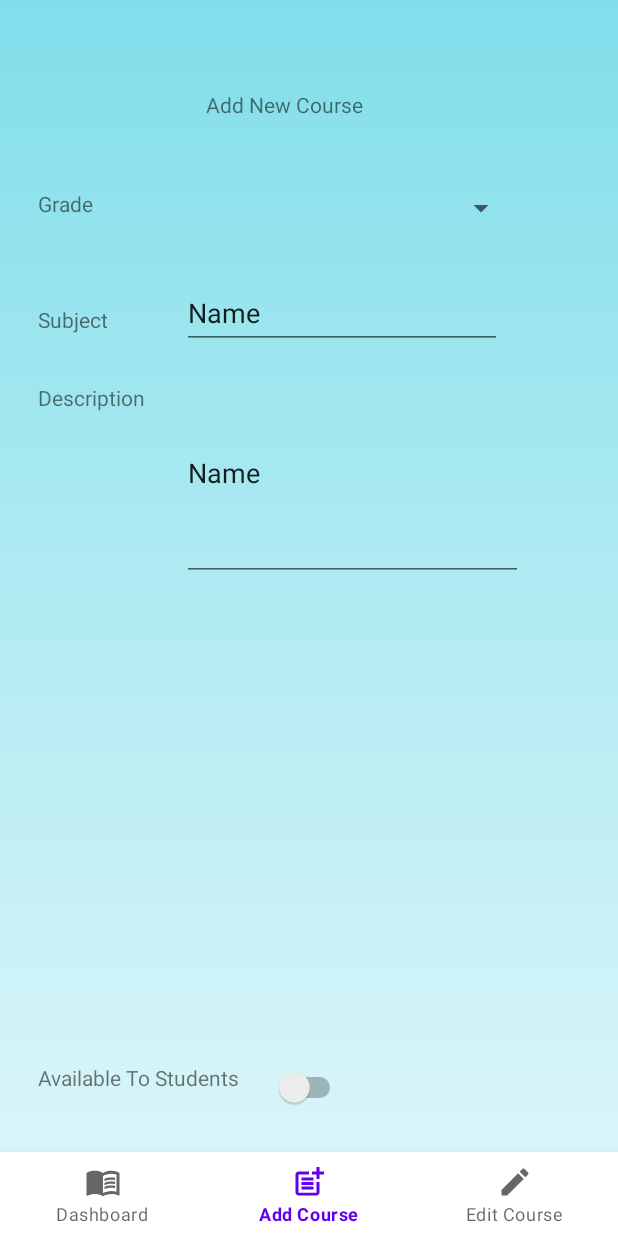
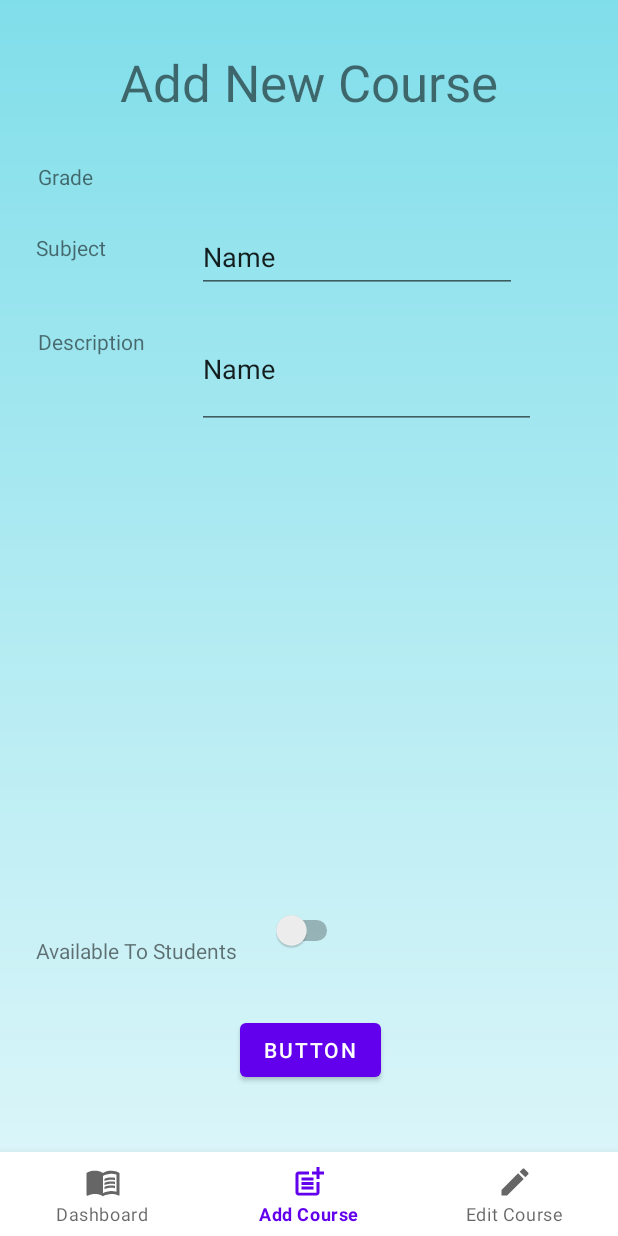
Before and after one commit to geethmaka/StudyHelper-Android-Firebase, an Android app: the AddCFragment screen opened through its navigation route, on a phone screen of 412 x 824 dp. Run offline under Robolectric (Android 15) with nearby library versions, the light colour scheme and no system bars; our stand-ins replace navigation-ui.

Commit message:
Changes : minor ui changes

```diff
--- a/app/src/main/res/layout/fragment_add_c.xml
+++ b/app/src/main/res/layout/fragment_add_c.xml
@@ -1,13 +1,12 @@
 <?xml version="1.0" encoding="utf-8"?>
 <FrameLayout xmlns:android="http://schemas.android.com/apk/res/android"
+    xmlns:app="http://schemas.android.com/apk/res-auto"
     xmlns:tools="http://schemas.android.com/tools"
     android:layout_width="match_parent"
     android:layout_height="match_parent"
     tools:context=".AddCFragment">
 
-    <androidx.constraintlayout.widget.ConstraintLayout xmlns:android="http://schemas.android.com/apk/res/android"
-        xmlns:app="http://schemas.android.com/apk/res-auto"
-        xmlns:tools="http://schemas.android.com/tools"
+    <androidx.constraintlayout.widget.ConstraintLayout
         android:layout_width="match_parent"
         android:layout_height="match_parent"
         android:background="@drawable/pagebackground">
@@ -23,14 +22,15 @@
             app:layout_constraintBottom_toBottomOf="@+id/textView12"
             app:layout_constraintEnd_toEndOf="parent"
             app:layout_constraintStart_toEndOf="@+id/textView10"
-            app:layout_constraintTop_toTopOf="parent" />
+            app:layout_constraintTop_toTopOf="parent"
+            app:layout_constraintVertical_bias="1.0" />
 
         <TextView
             android:id="@+id/textView10"
             android:layout_width="wrap_content"
             android:layout_height="wrap_content"
             android:layout_marginStart="25dp"
-            android:layout_marginTop="126dp"
+            android:layout_marginTop="108dp"
             android:layout_marginEnd="58dp"
             android:text="@string/grade"
             app:layout_constraintEnd_toStartOf="@+id/spinner2"
@@ -41,46 +41,50 @@
             android:id="@+id/textView13"
             android:layout_width="wrap_content"
             android:layout_height="wrap_content"
-            android:layout_marginStart="25dp"
-            android:layout_marginTop="8dp"
+            android:layout_marginStart="24dp"
+            android:layout_marginTop="28dp"
             android:text="@string/availableToStudents"
             app:layout_constraintStart_toStartOf="parent"
             app:layout_constraintTop_toTopOf="@+id/switch1" />
 
         <androidx.recyclerview.widget.RecyclerView
             android:id="@+id/recyclerView"
-            android:layout_width="0dp"
-            android:layout_height="0dp"
+            android:layout_width="276dp"
+            android:layout_height="161dp"
             android:layout_marginStart="61dp"
             android:layout_marginTop="14dp"
             android:layout_marginEnd="61dp"
             android:layout_marginBottom="26dp"
             app:layout_constraintBottom_toTopOf="@+id/switch1"
             app:layout_constraintEnd_toEndOf="parent"
+            app:layout_constraintHorizontal_bias="0.769"
             app:layout_constraintStart_toStartOf="parent"
-            app:layout_constraintTop_toBottomOf="@+id/editTextTextPersonName3" />
+            app:layout_constraintTop_toBottomOf="@+id/editTextTextPersonName3"
+            app:layout_constraintVertical_bias="0.148" />
 
         <TextView
             android:id="@+id/textView9"
             android:layout_width="wrap_content"
             android:layout_height="wrap_content"
-            android:layout_marginStart="17dp"
-            android:layout_marginTop="60dp"
+            android:layout_marginTop="32dp"
             android:text="@string/addNewCourse"
-            app:layout_constraintStart_toStartOf="@+id/spinner2"
+            android:textSize="34sp"
+            app:layout_constraintEnd_toEndOf="parent"
+            app:layout_constraintStart_toStartOf="parent"
             app:layout_constraintTop_toTopOf="parent" />
 
         <EditText
             android:id="@+id/editTextTextPersonName3"
-            android:layout_width="0dp"
-            android:layout_height="143dp"
+            android:layout_width="226dp"
+            android:layout_height="79dp"
             android:layout_marginStart="60dp"
-            android:layout_marginTop="21dp"
+            android:layout_marginTop="32dp"
             android:layout_marginEnd="63dp"
             android:ems="10"
             android:inputType="textPersonName"
             android:text="Name"
             app:layout_constraintEnd_toEndOf="parent"
+            app:layout_constraintHorizontal_bias="0.0"
             app:layout_constraintStart_toStartOf="@+id/recyclerView"
             app:layout_constraintTop_toBottomOf="@+id/textView11" />
 
@@ -88,8 +92,8 @@
             android:id="@+id/textView11"
             android:layout_width="wrap_content"
             android:layout_height="wrap_content"
-            android:layout_marginStart="25dp"
-            android:layout_marginTop="58dp"
+            android:layout_marginStart="24dp"
+            android:layout_marginTop="28dp"
             android:text="@string/subject"
             app:layout_constraintStart_toStartOf="parent"
             app:layout_constraintTop_toBottomOf="@+id/textView10" />
@@ -108,12 +112,12 @@
             android:id="@+id/switch1"
             android:layout_width="wrap_content"
             android:layout_height="wrap_content"
-            android:layout_marginStart="11dp"
-            android:layout_marginBottom="18dp"
+            android:layout_marginStart="22dp"
+            android:layout_marginBottom="32dp"
             android:minWidth="48dp"
             android:minHeight="48dp"
             app:layout_constraintBottom_toTopOf="@+id/button7"
-            app:layout_constraintStart_toStartOf="@+id/button7" />
+            app:layout_constraintStart_toEndOf="@+id/textView13" />
 
         <EditText
             android:id="@+id/editTextTextPersonName2"
@@ -131,8 +135,8 @@
             android:id="@+id/button7"
             android:layout_width="wrap_content"
             android:layout_height="wrap_content"
-            android:layout_marginStart="11dp"
-            android:layout_marginBottom="9dp"
+            android:layout_marginStart="1dp"
+            android:layout_marginBottom="100dp"
             android:text="Button"
             app:layout_constraintBottom_toBottomOf="parent"
             app:layout_constraintStart_toEndOf="@+id/textView13" />
```
Also changed, not shown: app/src/main/res/layout/fragment_course_m.xml (+15 -3 lines), app/src/main/res/layout/fragment_edit_c.xml (+20 -20 lines).
